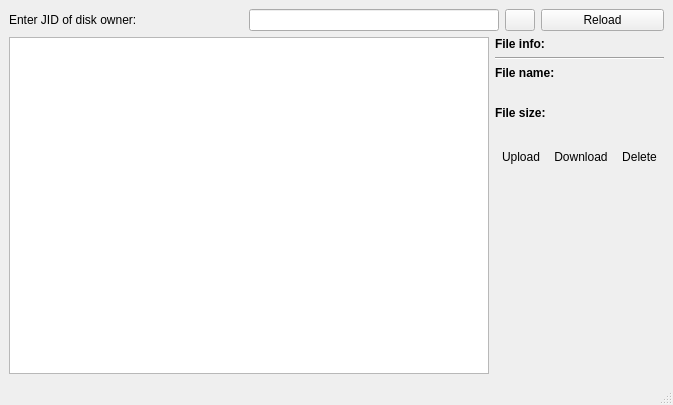
Qt form plugins/jdm/jdm_ui.ui (xmpp-graveyard/jabbim) before a commit.
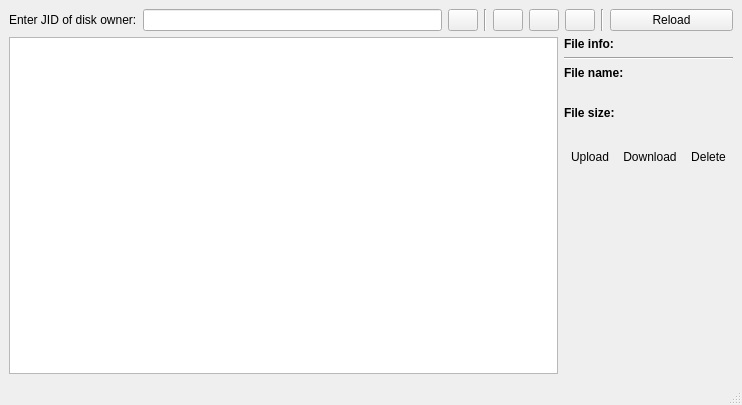
The same form after that commit. Icons and pictures are not drawn.

Commit message: JDM -> public,private a album (zatim to nejede ze strany serveru) + opravy chyb

```diff
--- a/plugins/jdm/jdm_ui.ui
+++ b/plugins/jdm/jdm_ui.ui
@@ -5,7 +5,7 @@
    <rect>
     <x>0</x>
     <y>0</y>
-    <width>626</width>
+    <width>742</width>
     <height>405</height>
    </rect>
   </property>
@@ -195,19 +195,6 @@
         </property>
        </widget>
       </item>
-      <item>
-       <spacer>
-        <property name="orientation" >
-         <enum>Qt::Horizontal</enum>
-        </property>
-        <property name="sizeHint" >
-         <size>
-          <width>20</width>
-          <height>20</height>
-         </size>
-        </property>
-       </spacer>
-      </item>
       <item>
        <widget class="QLineEdit" name="line_jid" >
         <property name="minimumSize" >
@@ -240,6 +227,59 @@
         </property>
        </widget>
       </item>
+      <item>
+       <widget class="Line" name="line" >
+        <property name="orientation" >
+         <enum>Qt::Vertical</enum>
+        </property>
+       </widget>
+      </item>
+      <item>
+       <widget class="QPushButton" name="publicButton" >
+        <property name="maximumSize" >
+         <size>
+          <width>30</width>
+          <height>16777215</height>
+         </size>
+        </property>
+        <property name="icon" >
+         <iconset>jdisk-public-24.png</iconset>
+        </property>
+       </widget>
+      </item>
+      <item>
+       <widget class="QPushButton" name="privateButton" >
+        <property name="maximumSize" >
+         <size>
+          <width>30</width>
+          <height>16777215</height>
+         </size>
+        </property>
+        <property name="icon" >
+         <iconset>jdisk-private-24.png</iconset>
+        </property>
+       </widget>
+      </item>
+      <item>
+       <widget class="QPushButton" name="albumButton" >
+        <property name="maximumSize" >
+         <size>
+          <width>30</width>
+          <height>16777215</height>
+         </size>
+        </property>
+        <property name="icon" >
+         <iconset>jalbum-32.png</iconset>
+        </property>
+       </widget>
+      </item>
+      <item>
+       <widget class="Line" name="line_3" >
+        <property name="orientation" >
+         <enum>Qt::Vertical</enum>
+        </property>
+       </widget>
+      </item>
       <item>
        <widget class="QPushButton" name="reload" >
         <property name="minimumSize" >
```
The commit also changes 2 other files.
